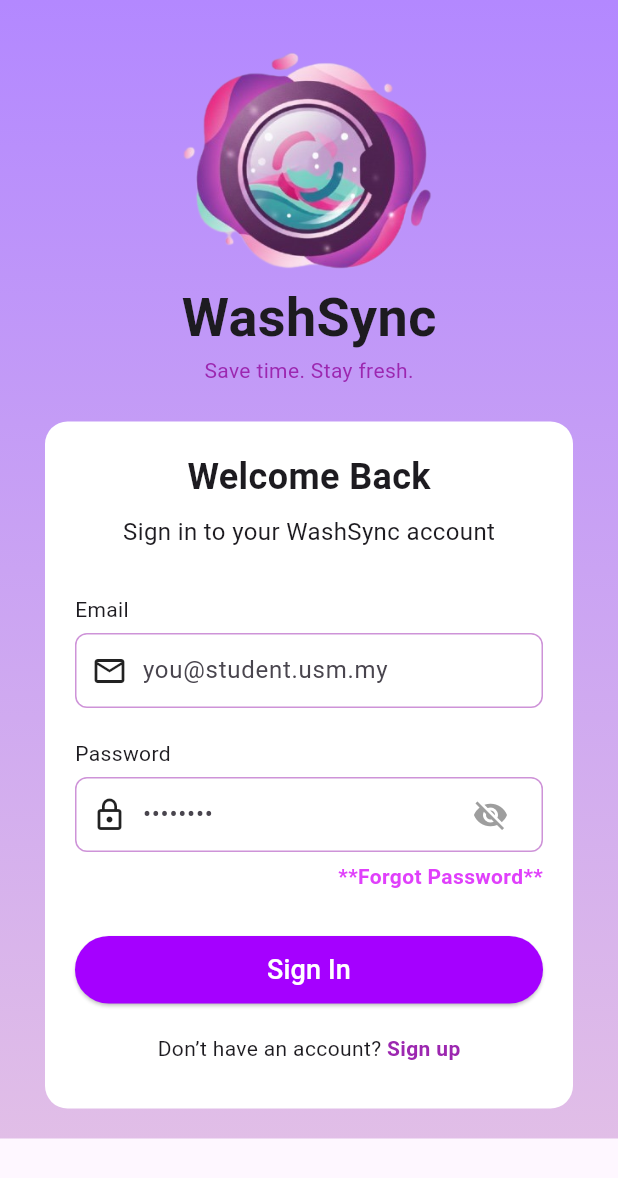
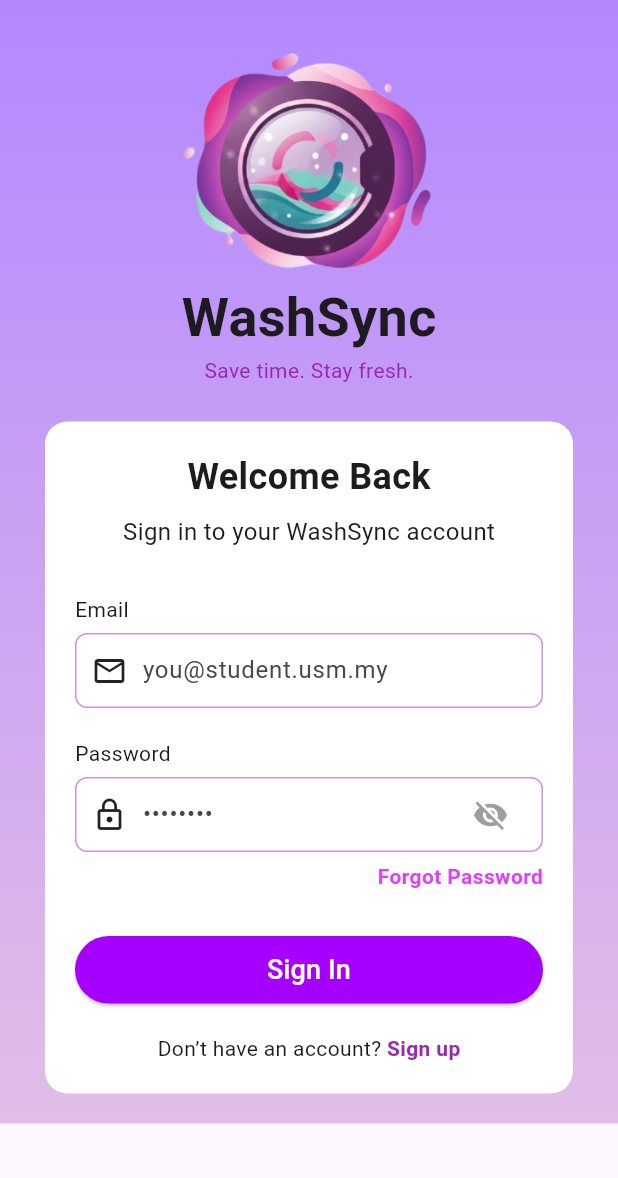
Before and after one commit to hfzhhanim/WashSync, a Flutter app: the screen it shows after launch, on a phone screen of 412 x 824 dp. Shown: the top 1178 px of the screen. Run offline on Flutter 3.47's test engine with Material 3 defaults, Android fonts, the phone set to English and light mode, and no system bars; our stand-ins replace cloud_firestore, firebase_auth, firebase_core, firebase_storage, fl_chart, flutter_local_notifications and 3 more; accounts and stored records are empty.

Commit message:
Update flexible

```diff
--- a/lib/screens/sign_in_page.dart
+++ b/lib/screens/sign_in_page.dart
@@ -141,20 +141,30 @@ class _SignInPageState extends State<SignInPage> {
             end: Alignment.bottomCenter,
           ),
         ),
-          child: SingleChildScrollView(
-            padding: const EdgeInsets.symmetric(horizontal: 30, vertical: 20),
+        child: LayoutBuilder(
+          builder: (context, constraints) {
+            bool isTablet = constraints.maxWidth >= 600;
+
+            return SingleChildScrollView(
+              padding: EdgeInsets.symmetric(
+                horizontal: isTablet ? 80 : 30,
+                vertical: 20,
+              ),
+              child: Center(
+                child: ConstrainedBox(
+                  constraints: BoxConstraints(
+                    maxWidth: isTablet ? 500 : double.infinity,
+                  ),
                   child: Column(
                     children: [
                       const SizedBox(height: 12),
 
-                Align(
-                  alignment: Alignment.center,
-                  child: Image.asset(
+                      Image.asset(
                         "assets/icons/logoWashSync.png",
-                    height: 150,
+                        height: isTablet ? 180 : 150,
                         fit: BoxFit.contain,
                       ),
-                ),
+
                       const SizedBox(height: 4),
 
                       const Text(
@@ -200,7 +210,6 @@ class _SignInPageState extends State<SignInPage> {
                               ),
                             ),
 
-
                             const SizedBox(height: 30),
 
                             const Text("Email"),
@@ -231,7 +240,7 @@ class _SignInPageState extends State<SignInPage> {
                               child: GestureDetector(
                                 onTap: _handleForgotPassword,
                                 child: const Text(
-                            "**Forgot Password**",
+                                  "Forgot Password",
                                   style: TextStyle(
                                     color: Colors.purpleAccent,
                                     fontWeight: FontWeight.bold,
@@ -244,21 +253,23 @@ class _SignInPageState extends State<SignInPage> {
                               const SizedBox(height: 12),
                               Text(
                                 errorText,
-                          style: const TextStyle(color: Colors.red),
+                                style:
+                                    const TextStyle(color: Colors.red),
                               ),
                             ],
 
                             const SizedBox(height: 30),
 
-                      /// SIGN IN BUTTON
                             SizedBox(
                               width: double.infinity,
                               height: 45,
                               child: ElevatedButton(
                                 style: ElevatedButton.styleFrom(
-                            backgroundColor: const Color(0xFFA500FF),
+                                  backgroundColor:
+                                      const Color(0xFFA500FF),
                                 ),
-                          onPressed: isLoading ? null : signIn,
+                                onPressed:
+                                    isLoading ? null : signIn,
                                 child: isLoading
                                     ? const CircularProgressIndicator(
                                         color: Colors.white,
@@ -275,19 +286,19 @@ class _SignInPageState extends State<SignInPage> {
 
                             const SizedBox(height: 20),
 
-                      /// SIGN UP
-                      Column(
+                            Row(
+                              mainAxisAlignment:
+                                  MainAxisAlignment.center,
                               children: [
-                          Row(
-                            mainAxisAlignment: MainAxisAlignment.center,
-                            children: [
-                              const Text("Don’t have an account? "),
+                                const Text(
+                                    "Don’t have an account? "),
                                 GestureDetector(
                                   onTap: () {
                                     Navigator.push(
                                       context,
                                       MaterialPageRoute(
-                                      builder: (_) => const SignUpStep1Name(),
+                                        builder: (_) =>
+                                            const SignUpStep1Name(),
                                       ),
                                     );
                                   },
@@ -301,11 +312,6 @@ class _SignInPageState extends State<SignInPage> {
                                 ),
                               ],
                             ),
-
-                          const SizedBox(height: 10),
-
-                        ],
-                      ),
                           ],
                         ),
                       ),
@@ -313,9 +319,14 @@ class _SignInPageState extends State<SignInPage> {
                   ),
                 ),
               ),
+            );
+          },
+        ),
+      ),
     ),
   );
 }
+
 
   Widget _inputField({
     required IconData icon,
```
Lines whose indentation alone changed are shown as unchanged.
